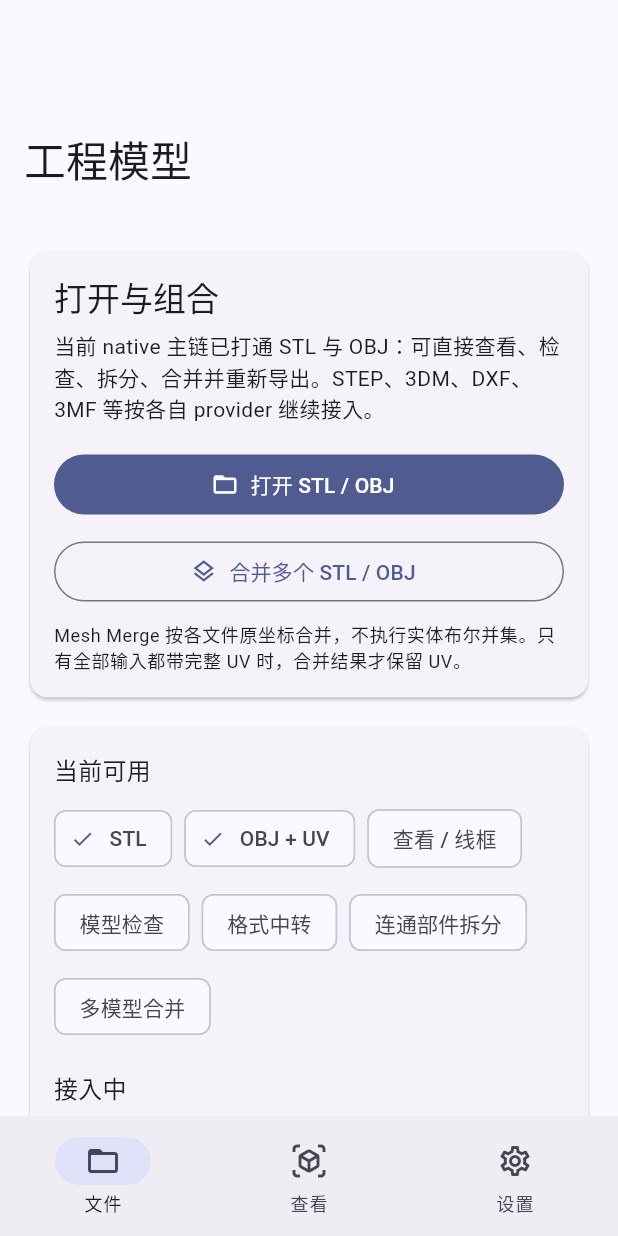
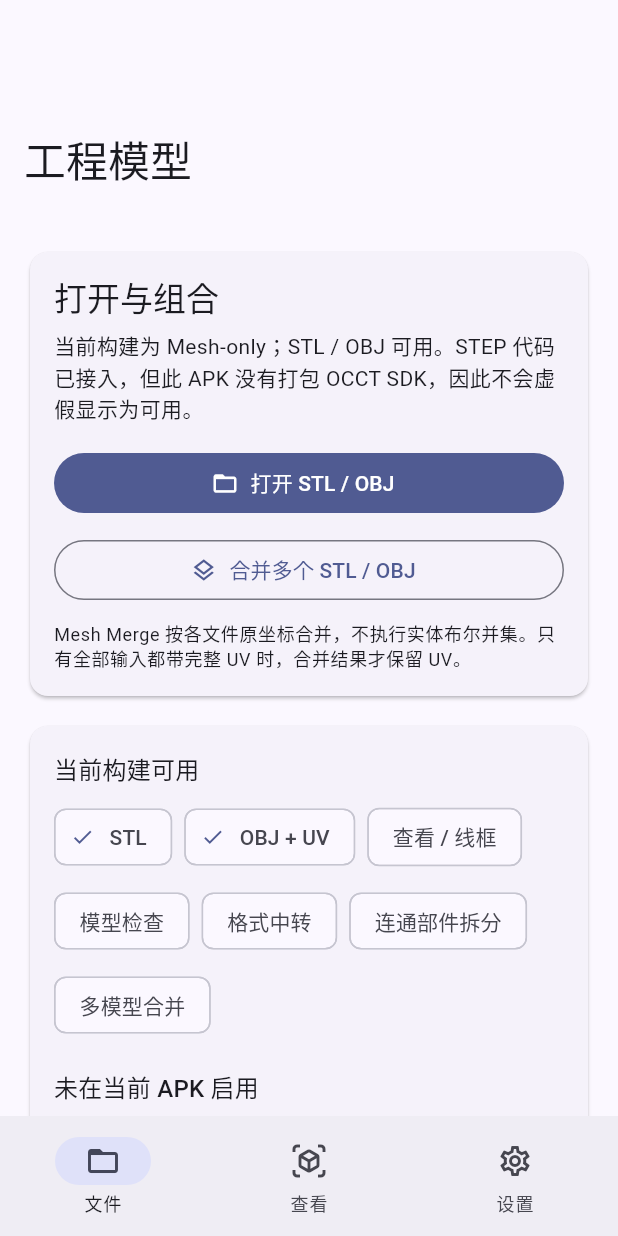
Before and after one commit to Zhanfg/Brepsight, a Flutter app: the screen it shows after launch, on a phone screen of 412 x 824 dp. Run offline on Flutter 3.47's test engine with Material 3 defaults, Android fonts, the phone set to English and light mode, and no system bars.

Commit message:
feat(provider): report packaged capabilities and add neutral hierarchy contract
Adds build-time OCCT capability truth to the Flutter UI and locks a provider-neutral engineering hierarchy model for STEP/XCAF, FCStd, Rhino and future providers.

```diff
--- /dev/null
+++ b/lib/src/build_capabilities.dart
@@ -0,0 +1,24 @@
+class BrepSightBuildCapabilities {
+  const BrepSightBuildCapabilities._();
+
+  static const bool occt = bool.fromEnvironment(
+    'BREPSIGHT_OCCT_ENABLED',
+    defaultValue: false,
+  );
+
+  static const String occtVersion = String.fromEnvironment(
+    'BREPSIGHT_OCCT_VERSION',
+    defaultValue: '',
+  );
+
+  static const bool step = occt;
+  static const bool iges = occt;
+  static const bool brep = occt;
+
+  static const bool stl = true;
+  static const bool obj = true;
+
+  static String get exactCadLabel => occt
+      ? 'OCCT ${occtVersion.isEmpty ? 'enabled' : occtVersion}'
+      : '精确 CAD provider 未打包';
+}
--- a/lib/src/files/files_page.dart
+++ b/lib/src/files/files_page.dart
@@ -1,6 +1,8 @@
 import 'package:cad_engine/cad_engine.dart';
 import 'package:flutter/material.dart';
 import 'package:flutter/services.dart';
+
+import '../build_capabilities.dart';
 
 class FilesPage extends StatefulWidget {
   const FilesPage({super.key, required this.onOpenInViewer});
@@ -79,6 +81,13 @@ class _FilesPageState extends State<FilesPage> {
   @override
   Widget build(BuildContext context) {
     final theme = Theme.of(context);
+    final openLabel = BrepSightBuildCapabilities.step
+        ? '打开 STL / OBJ / STEP'
+        : '打开 STL / OBJ';
+    final providerText = BrepSightBuildCapabilities.step
+        ? '当前构建已启用 ${BrepSightBuildCapabilities.exactCadLabel}，STEP 会保留 XCAF / Exact B-Rep，并为移动端视图生成显示三角化。'
+        : '当前构建为 Mesh-only；STL / OBJ 可用。STEP 代码已接入，但此 APK 没有打包 OCCT SDK，因此不会虚假显示为可用。';
+
     return CustomScrollView(
       slivers: [
         const SliverAppBar.large(
@@ -97,9 +106,7 @@ class _FilesPageState extends State<FilesPage> {
                     children: [
                       Text('打开与组合', style: theme.textTheme.titleLarge),
                       const SizedBox(height: 8),
-                      const Text(
-                        '当前 native 主链已打通 STL 与 OBJ：可直接查看、检查、拆分、合并并重新导出。STEP、3DM、DXF、3MF 等按各自 provider 继续接入。',
-                      ),
+                      Text(providerText),
                       const SizedBox(height: 16),
                       FilledButton.icon(
                         onPressed: _busy ? null : _pickFile,
@@ -109,7 +116,7 @@ class _FilesPageState extends State<FilesPage> {
                                 child: CircularProgressIndicator(strokeWidth: 2),
                               )
                             : const Icon(Icons.folder_open_outlined),
-                        label: Text(_busy && _busyLabel == '正在导入…' ? _busyLabel! : '打开 STL / OBJ'),
+                        label: Text(_busy && _busyLabel == '正在导入…' ? _busyLabel! : openLabel),
                       ),
                       const SizedBox(height: 10),
                       OutlinedButton.icon(
@@ -161,35 +168,38 @@ class _CapabilityCard extends StatelessWidget {
         child: Column(
           crossAxisAlignment: CrossAxisAlignment.start,
           children: [
-            Text('当前可用', style: theme.textTheme.titleMedium),
+            Text('当前构建可用', style: theme.textTheme.titleMedium),
             const SizedBox(height: 10),
-            const Wrap(
+            Wrap(
               spacing: 8,
               runSpacing: 8,
               children: [
-                Chip(avatar: Icon(Icons.check, size: 16), label: Text('STL')),
-                Chip(avatar: Icon(Icons.check, size: 16), label: Text('OBJ + UV')),
-                Chip(label: Text('查看 / 线框')),
-                Chip(label: Text('模型检查')),
-                Chip(label: Text('格式中转')),
-                Chip(label: Text('连通部件拆分')),
-                Chip(label: Text('多模型合并')),
+                const Chip(avatar: Icon(Icons.check, size: 16), label: Text('STL')),
+                const Chip(avatar: Icon(Icons.check, size: 16), label: Text('OBJ + UV')),
+                if (BrepSightBuildCapabilities.step)
+                  const Chip(avatar: Icon(Icons.check, size: 16), label: Text('STEP / STP · Exact B-Rep')),
+                const Chip(label: Text('查看 / 线框')),
+                const Chip(label: Text('模型检查')),
+                const Chip(label: Text('格式中转')),
+                const Chip(label: Text('连通部件拆分')),
+                const Chip(label: Text('多模型合并')),
               ],
             ),
             const SizedBox(height: 18),
-            Text('接入中', style: theme.textTheme.titleMedium),
+            Text('未在当前 APK 启用', style: theme.textTheme.titleMedium),
             const SizedBox(height: 10),
-            const Wrap(
+            Wrap(
               spacing: 8,
               runSpacing: 8,
               children: [
-                Chip(label: Text('STEP / STP')),
-                Chip(label: Text('3MF')),
-                Chip(label: Text('3DM / Rhino 8')),
-                Chip(label: Text('DXF / DWG provider')),
-                Chip(label: Text('glTF / GLB')),
-                Chip(label: Text('FCStd')),
-                Chip(label: Text('VTK / CAE')),
+                if (!BrepSightBuildCapabilities.step)
+                  const Chip(label: Text('STEP / STP · 等待 OCCT SDK')),
+                const Chip(label: Text('3MF')),
+                const Chip(label: Text('3DM / Rhino 8')),
+                const Chip(label: Text('DXF / DWG provider')),
+                const Chip(label: Text('glTF / GLB')),
+                const Chip(label: Text('FCStd')),
+                const Chip(label: Text('VTK / CAE')),
               ],
             ),
           ],
```
Also changed, not shown: 2 other files.
